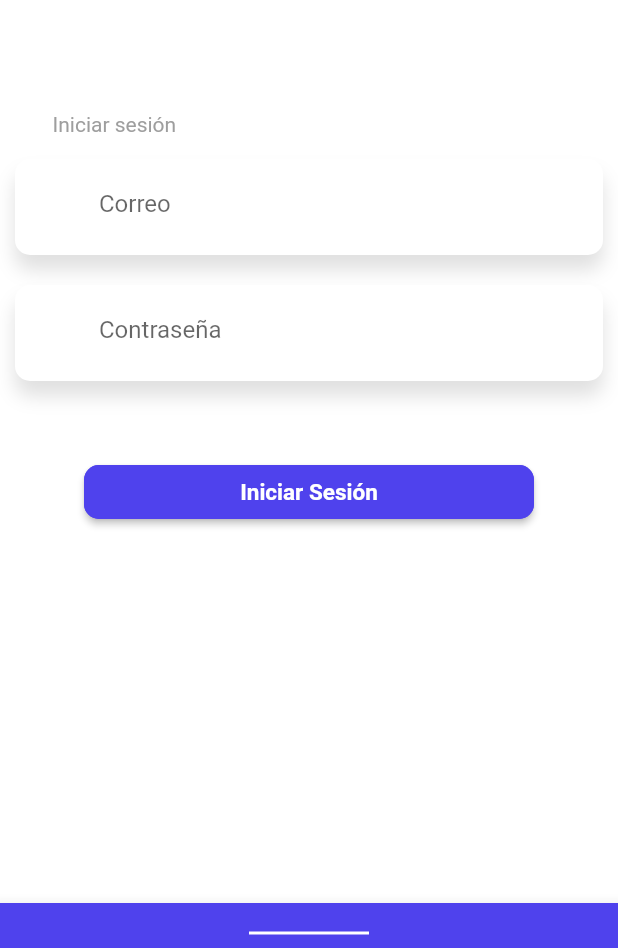
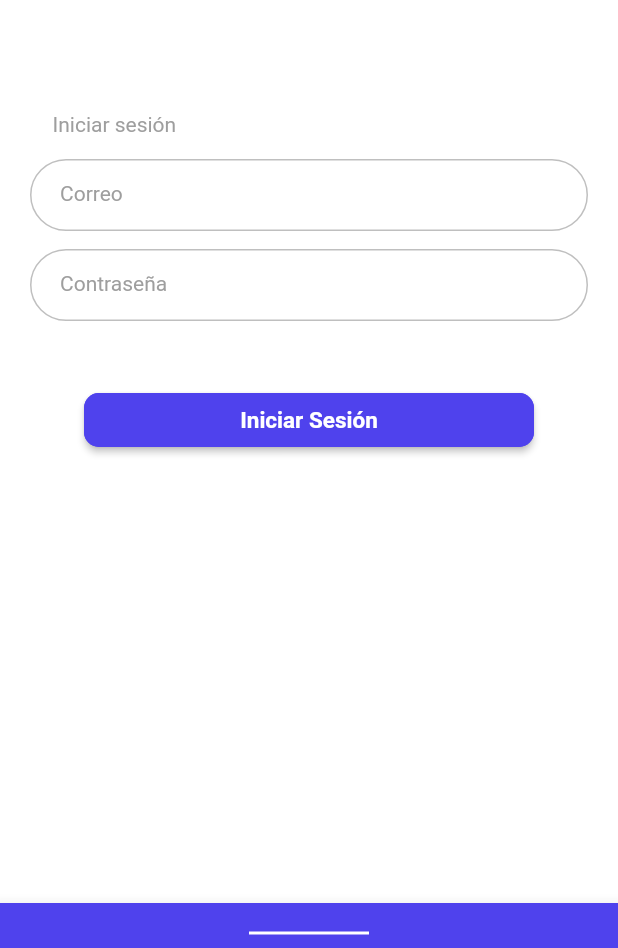
Before and after one commit to Abdielcastll/SFA_AGNOSTIKO, a Flutter app: the screen it shows after launch, on a phone screen of 412 x 824 dp, the part 288-1236 px from its top. Run offline on Flutter 3.47's test engine with Material 2 defaults, Android fonts, the phone set to English and light mode, and no system bars; our stand-ins replace cloud_firestore, email_validator, firebase_auth, firebase_core, fluttertoast, shared_preferences; accounts and stored records are empty.

Commit message:
Agregar estilos al custom fieldtext

```diff
--- a/lib/src/widgets/custom_text_field/custom_text_field_widget.dart
+++ b/lib/src/widgets/custom_text_field/custom_text_field_widget.dart
@@ -4,14 +4,14 @@ import 'package:email_validator/email_validator.dart';
 class CustomTextField extends StatefulWidget {
   CustomTextField({
     Key? key,
-    this.iconData,
+    // this.iconData,
     this.textEditingController,
     this.hintText,
     this.isObsecure,
     this.enabled,
   }) : super(key: key);
 
-  IconData? iconData;
+  // IconData? iconData;
   TextEditingController? textEditingController;
   String? hintText;
   bool? isObsecure = true;
@@ -25,42 +25,44 @@ class _CustomTextFieldState extends State<CustomTextField> {
   @override
   Widget build(BuildContext context) {
     return Container(
+      width: 500.0,
+      height: 50.0,
       decoration: const BoxDecoration(
         color: Colors.white,
-        borderRadius: BorderRadius.all(Radius.circular(10)),
-        boxShadow: [
-          BoxShadow(
-            color: Colors.black12,
-            blurRadius: 10,
-            offset: Offset(0, 10),
-          ),
-        ],
+        borderRadius: BorderRadius.all(
+          Radius.circular(50),
+        ),
       ),
-      padding: const EdgeInsets.all(8.0),
-      margin: const EdgeInsets.all(10.0),
+      // padding: const EdgeInsets.all(8.0),
+      margin: const EdgeInsets.only(right: 20.0, left: 20.0, top: 10.0),
       child: TextFormField(
+        maxLines: 1,
         textInputAction: TextInputAction.next,
         enabled: widget.enabled,
+        style: const TextStyle(fontSize: 14.0),
         controller: widget.textEditingController,
         obscureText: widget.isObsecure!,
         cursorColor: Theme.of(context).primaryColor,
         decoration: InputDecoration(
-          border: InputBorder.none,
-          prefixIcon: Container(
-            padding: const EdgeInsets.only(bottom: 8.0),
-            child: Icon(
-              widget.iconData,
-              color: Theme.of(context).primaryColor,
-              size: 25.0,
+          contentPadding:
+              const EdgeInsets.only(left: 20.0, top: 10.0, right: 10.0),
+          focusedBorder: OutlineInputBorder(
+            borderRadius: BorderRadius.circular(25.0),
+            borderSide: const BorderSide(
+              color: Color(0xFF4f42ed),
             ),
           ),
+          enabledBorder: const OutlineInputBorder(
+            borderSide: BorderSide(color: Color.fromARGB(255, 191, 191, 191)),
+            borderRadius: BorderRadius.all(Radius.circular(50)),
+          ),
           focusColor: Theme.of(context).primaryColor,
-          hintText: widget.hintText,
+          labelText: widget.hintText,
+          labelStyle: const TextStyle(
+            color: Colors.grey,
+            fontSize: 14.0,
+          ),
         ),
-        // autovalidateMode: AutovalidateMode.onUserInteraction,
-        // validator: (email) => email != null && !EmailValidator.validate(email)
-        //     ? 'Email invalido'
-        //     : null,
       ),
     );
   }
```
